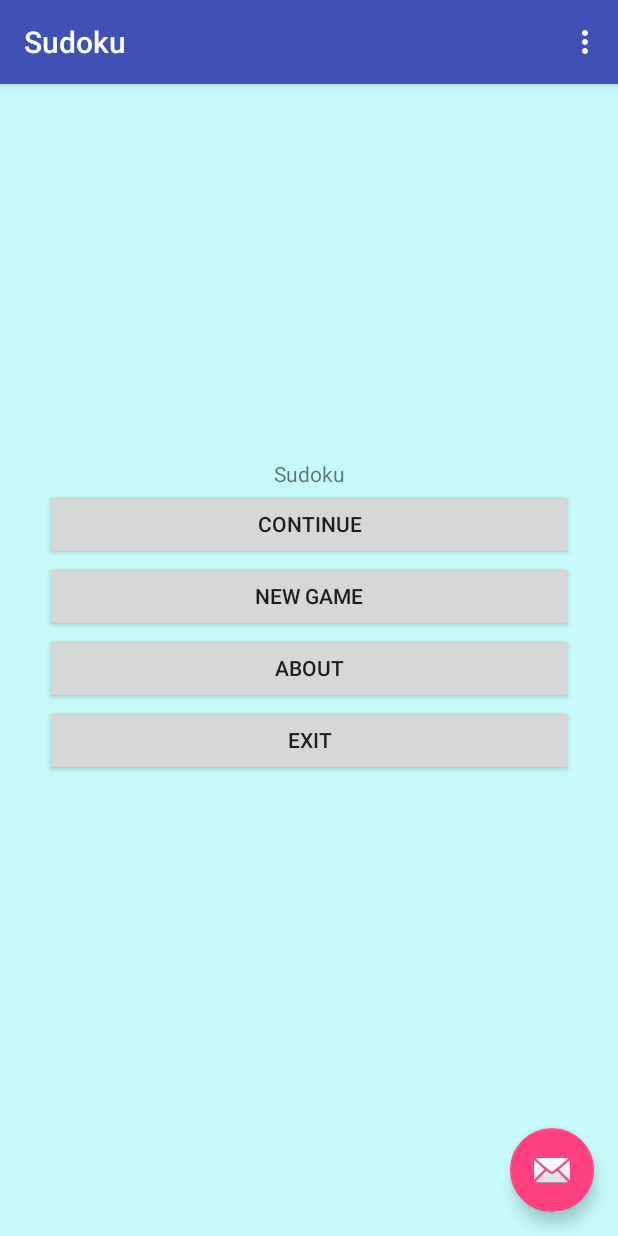
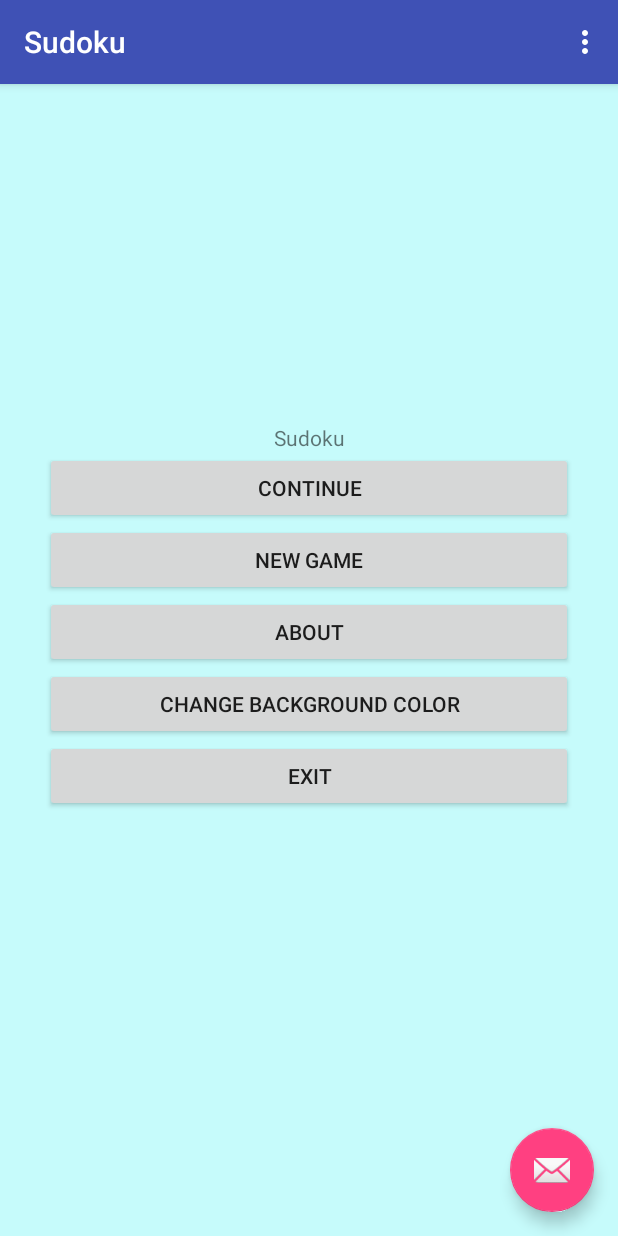
Before and after one commit to Shashank-1801/Android, an Android app: the screen it shows after launch (Sudoku), on a phone screen of 412 x 824 dp. Run offline under Robolectric (Android 15) with nearby library versions, the phone set to English and light mode, and no system bars; 4 statements that could not run were skipped.

Commit message:
Adding the button to change color on click

```diff
--- a/Sudoku/app/build.gradle
+++ b/Sudoku/app/build.gradle
@@ -24,4 +24,5 @@ dependencies {
     testCompile 'junit:junit:4.12'
     compile 'com.android.support:appcompat-v7:23.2.1'
     compile 'com.android.support:design:23.2.1'
+    compile 'com.google.android.gms:play-services-appindexing:8.1.0'
 }
--- a/Sudoku/app/src/main/AndroidManifest.xml
+++ b/Sudoku/app/src/main/AndroidManifest.xml
@@ -26,6 +26,11 @@
             android:name=".NewGame"
             android:label="@string/new_game_label"
              />
+        <!-- ATTENTION: This was auto-generated to add Google Play services to your project for
+             App Indexing.  See https://g.co/AppIndexing/AndroidStudio for more information. -->
+        <meta-data
+            android:name="com.google.android.gms.version"
+            android:value="@integer/google_play_services_version" />
 
     </application>
 
--- a/Sudoku/app/src/main/java/org/example/sudoku/About.java
+++ b/Sudoku/app/src/main/java/org/example/sudoku/About.java
@@ -2,6 +2,8 @@ package org.example.sudoku;
 
 import android.app.Activity;
 import android.os.Bundle;
+import android.widget.LinearLayout;
+import android.widget.TextView;
 
 /**
  * Created by shekhar on 4/7/2016.
@@ -11,5 +13,9 @@ public class About extends Activity {
     protected void onCreate(Bundle savedInstanceState) {
         super.onCreate(savedInstanceState);
         setContentView(R.layout.about);
+
+        TextView aboutLL = (TextView) findViewById(R.id.about_content);
+        aboutLL.setBackgroundColor(222);
+
     }
 }
--- a/Sudoku/app/src/main/res/layout/content_sudoku.xml
+++ b/Sudoku/app/src/main/res/layout/content_sudoku.xml
@@ -5,7 +5,9 @@
     android:layout_height="fill_parent"
     android:layout_width="fill_parent"
     android:padding="30dip"
-    android:orientation="horizontal" >
+    android:orientation="horizontal"
+    android:id="@+id/content_main"
+>
     <LinearLayout
         android:orientation="vertical"
         android:layout_height="wrap_content"
@@ -37,6 +39,13 @@
             android:text="@string/about_label"/>
 
         <Button
+            android:id="@+id/change_color"
+            android:layout_width="match_parent"
+            android:layout_height="wrap_content"
+            android:capitalize="words"
+            android:text="@string/change_back_color"/>
+
+        <Button
             android:id="@id/exit_button"
             android:layout_width="match_parent"
             android:layout_height="wrap_content"
--- a/Sudoku/app/src/main/res/values/colors.xml
+++ b/Sudoku/app/src/main/res/values/colors.xml
@@ -4,4 +4,6 @@
     <color name="colorPrimaryDark">#303F9F</color>
     <color name="colorAccent">#FF4081</color>
     <color name="background">#3500ffff</color>
+    <color name="white">#ffffffff</color>
+    <color name="black">#ff000000</color>
 </resources>
```
Also changed, not shown: Sudoku/app/src/main/java/org/example/sudoku/Sudoku.java (+97 -1 lines), Sudoku/app/src/main/res/values/strings.xml (+9 -0 lines).
